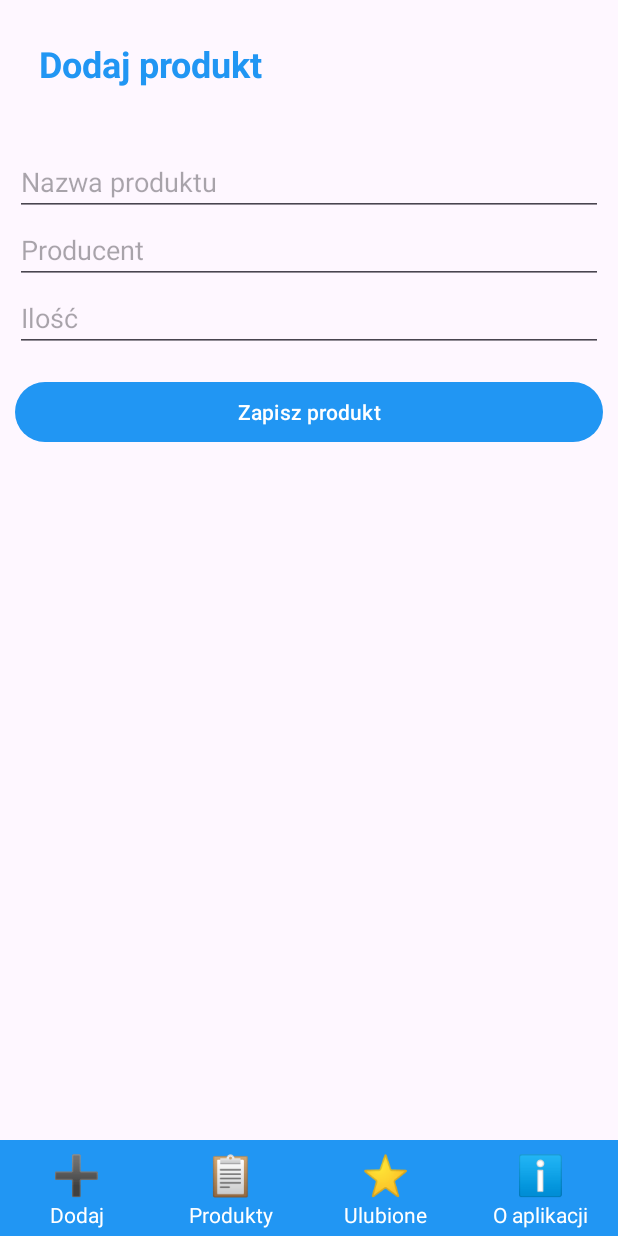
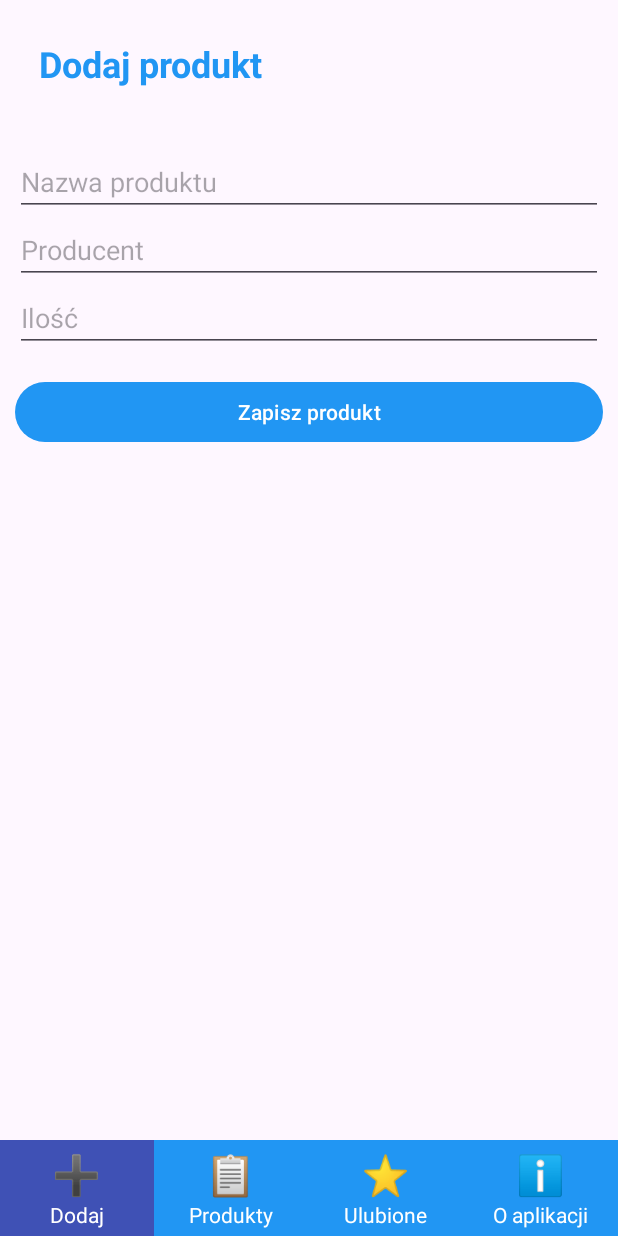
Before and after one commit to lbasista/Magazynex, an Android app: the screen it shows after launch (MainMenuActivity), after a tap on an icon or button, on a phone screen of 412 x 824 dp. Run offline under Robolectric (Android 15) with nearby library versions, the phone set to English and light mode, and no system bars; our stand-ins replace Room's generated code.

Commit message:
Added changing background on bottom menu, showing which screen is currently open

```diff
--- a/app/src/main/java/pl/lbasista/magazynex/ui/main/MainMenuActivity.java
+++ b/app/src/main/java/pl/lbasista/magazynex/ui/main/MainMenuActivity.java
@@ -29,12 +29,35 @@ public class MainMenuActivity extends AppCompatActivity {
 
         //Domyślne okno
         loadFragment(new ProductListFragment());
+        selectMenu(menuProducts);
 
         //Wybieranie okna
-        menuProducts.setOnClickListener(v -> loadFragment(new ProductListFragment()));
-        menuAdd.setOnClickListener(v -> loadFragment(new AddProductFragment()));
-        menuFav.setOnClickListener(v -> loadFragment(new FavouriteFragment()));
-        menuAbout.setOnClickListener(v -> loadFragment(new AboutFragment()));
+        menuProducts.setOnClickListener(v -> {
+            loadFragment(new ProductListFragment());
+            selectMenu(menuProducts);
+        });
+        menuAdd.setOnClickListener(v -> {
+            loadFragment(new AddProductFragment());
+            selectMenu(menuAdd);
+        });
+        menuFav.setOnClickListener(v -> {
+            loadFragment(new FavouriteFragment());
+            selectMenu(menuFav);
+        });
+        menuAbout.setOnClickListener(v -> {
+            loadFragment(new AboutFragment());
+            selectMenu(menuAbout);
+        });
+    }
+
+    private void selectMenu(LinearLayout selected) {
+        //Usuń zaznaczenie tła
+        menuAdd.setSelected(false);
+        menuProducts.setSelected(false);
+        menuFav.setSelected(false);
+        menuAbout.setSelected(false);
+        //Ustaw tło na aktywnym
+        selected.setSelected(true);
     }
 
     private void loadFragment(Fragment fragment) {
--- /dev/null
+++ b/app/src/main/res/drawable/bottom_menu_item.xml
@@ -0,0 +1,9 @@
+<?xml version="1.0" encoding="utf-8"?>
+<selector xmlns:android="http://schemas.android.com/apk/res/android">
+    <!--Wybrany element-->
+    <item
+        android:state_selected="true"
+        android:drawable="@color/dark_purple"/>
+    <item
+        android:drawable="@android:color/transparent"/>
+</selector>
--- a/app/src/main/res/layout/activity_main_menu.xml
+++ b/app/src/main/res/layout/activity_main_menu.xml
@@ -29,7 +29,8 @@
             android:orientation="vertical"
             android:gravity="center"
             android:clickable="true"
-            android:padding="4dp">
+            android:padding="4dp"
+            android:background="@drawable/bottom_menu_item">
 
             <TextView
                 android:layout_width="wrap_content"
@@ -53,7 +54,8 @@
             android:orientation="vertical"
             android:gravity="center"
             android:clickable="true"
-            android:padding="4dp">
+            android:padding="4dp"
+            android:background="@drawable/bottom_menu_item">
 
             <!--Emoji-->
             <TextView
@@ -77,7 +79,8 @@
             android:id="@+id/menuFav"
             android:orientation="vertical"
             android:gravity="center"
-            android:padding="4dp">
+            android:padding="4dp"
+            android:background="@drawable/bottom_menu_item">
 
             <TextView
                 android:layout_width="wrap_content"
@@ -102,7 +105,8 @@
             android:orientation="vertical"
             android:gravity="center"
             android:clickable="true"
-            android:padding="4dp">
+            android:padding="4dp"
+            android:background="@drawable/bottom_menu_item">
 
             <TextView
                 android:layout_width="wrap_content"
--- a/app/src/main/res/values/colors.xml
+++ b/app/src/main/res/values/colors.xml
@@ -8,4 +8,5 @@
     <color name="light_blue">#dbedfd</color>
     <color name="colorPrimary">#2196F3</color>
     <color name="colorPrimaryDark">#1976D2</color>
+    <color name="dark_purple">#3F51B5</color>
 </resources>
```
